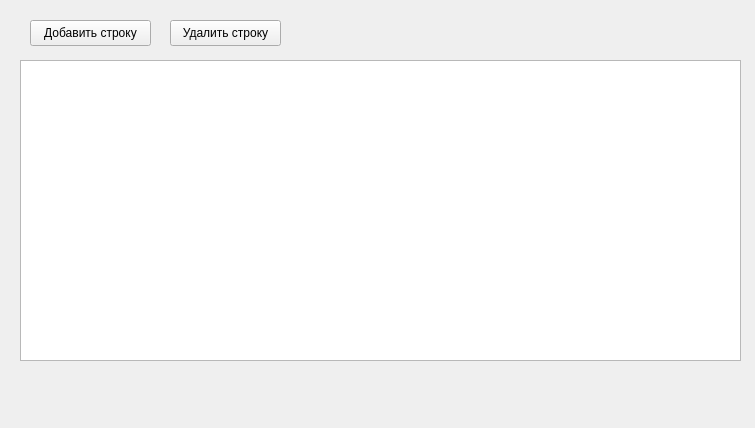
Qt form View/workerstableform.ui (ZarevichMikhail/BD) before a commit.
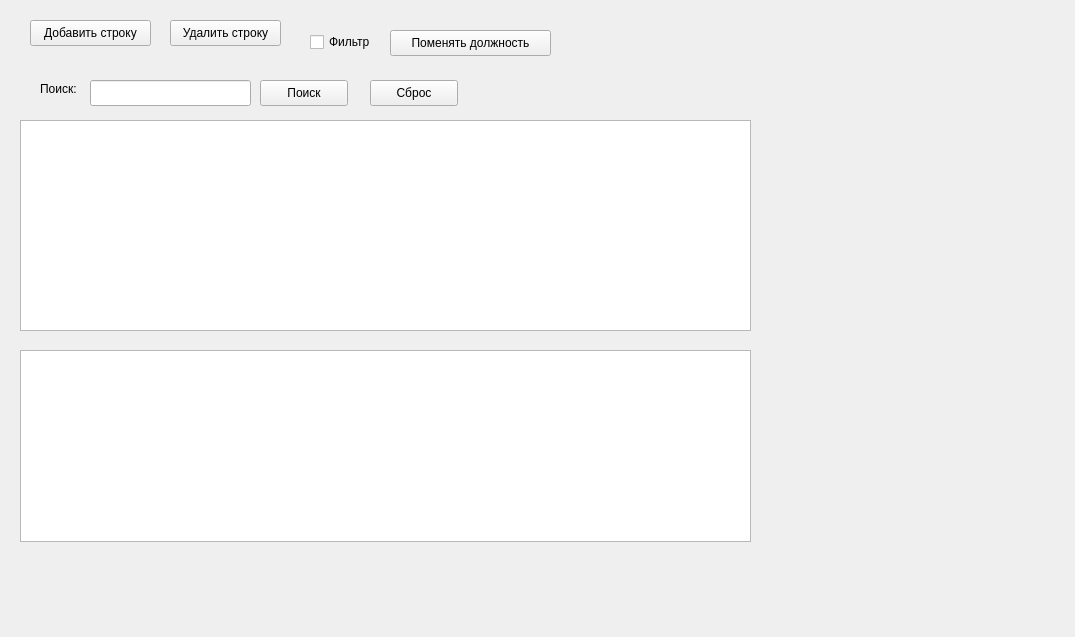
The same form after that commit.

What changed in the file:
```diff
--- a/View/workerstableform.ui
+++ b/View/workerstableform.ui
@@ -6,8 +6,8 @@
    <rect>
     <x>0</x>
     <y>0</y>
-    <width>755</width>
-    <height>428</height>
+    <width>1075</width>
+    <height>637</height>
    </rect>
   </property>
   <property name="windowTitle">
@@ -17,9 +17,9 @@
    <property name="geometry">
     <rect>
      <x>20</x>
-     <y>60</y>
-     <width>721</width>
-     <height>301</height>
+     <y>120</y>
+     <width>731</width>
+     <height>211</height>
     </rect>
    </property>
   </widget>
@@ -49,6 +49,91 @@
     <string>Удалить строку</string>
    </property>
   </widget>
+  <widget class="QTableView" name="StudentsTableView">
+   <property name="geometry">
+    <rect>
+     <x>20</x>
+     <y>350</y>
+     <width>731</width>
+     <height>192</height>
+    </rect>
+   </property>
+  </widget>
+  <widget class="QLabel" name="label">
+   <property name="geometry">
+    <rect>
+     <x>40</x>
+     <y>80</y>
+     <width>51</width>
+     <height>18</height>
+    </rect>
+   </property>
+   <property name="text">
+    <string>Поиск:</string>
+   </property>
+  </widget>
+  <widget class="QLineEdit" name="SearchTextBox">
+   <property name="geometry">
+    <rect>
+     <x>90</x>
+     <y>80</y>
+     <width>161</width>
+     <height>26</height>
+    </rect>
+   </property>
+  </widget>
+  <widget class="QPushButton" name="SearchButton">
+   <property name="geometry">
+    <rect>
+     <x>260</x>
+     <y>80</y>
+     <width>88</width>
+     <height>26</height>
+    </rect>
+   </property>
+   <property name="text">
+    <string>Поиск</string>
+   </property>
+  </widget>
+  <widget class="QPushButton" name="ResetButton">
+   <property name="geometry">
+    <rect>
+     <x>370</x>
+     <y>80</y>
+     <width>88</width>
+     <height>26</height>
+    </rect>
+   </property>
+   <property name="text">
+    <string>Сброс</string>
+   </property>
+  </widget>
+  <widget class="QCheckBox" name="FilterCheckBox">
+   <property name="geometry">
+    <rect>
+     <x>310</x>
+     <y>30</y>
+     <width>92</width>
+     <height>24</height>
+    </rect>
+   </property>
+   <property name="text">
+    <string>Фильтр</string>
+   </property>
+  </widget>
+  <widget class="QPushButton" name="ChangePostButton">
+   <property name="geometry">
+    <rect>
+     <x>390</x>
+     <y>30</y>
+     <width>161</width>
+     <height>26</height>
+    </rect>
+   </property>
+   <property name="text">
+    <string>Поменять должность</string>
+   </property>
+  </widget>
  </widget>
  <resources/>
  <connections/>
```
